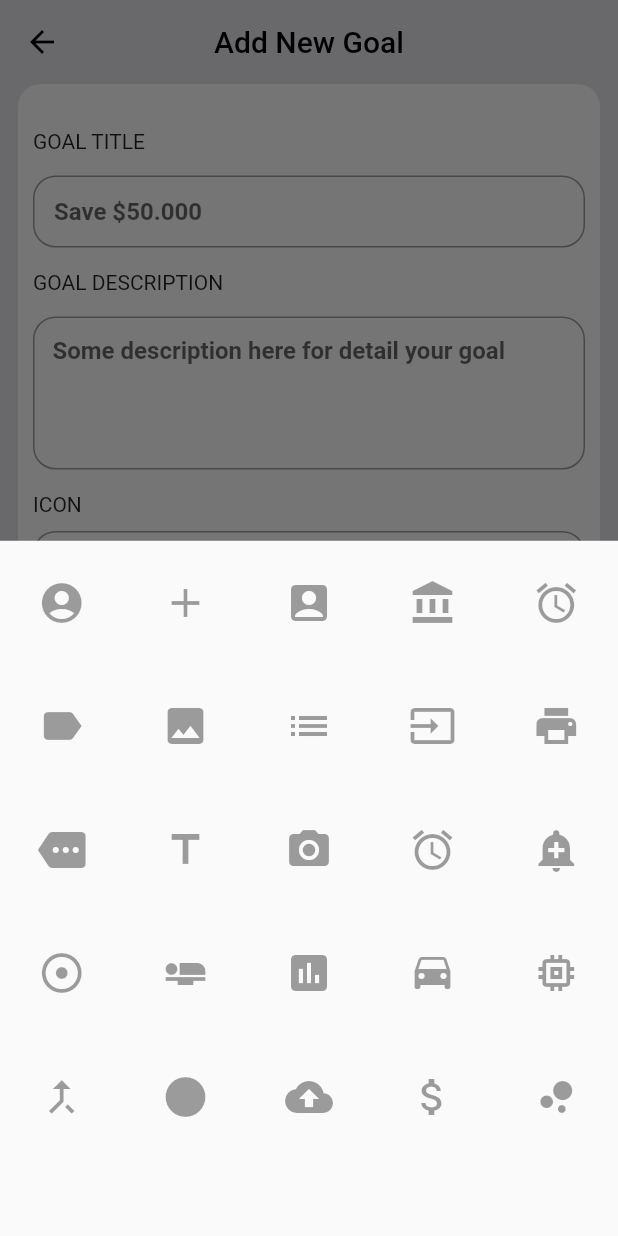
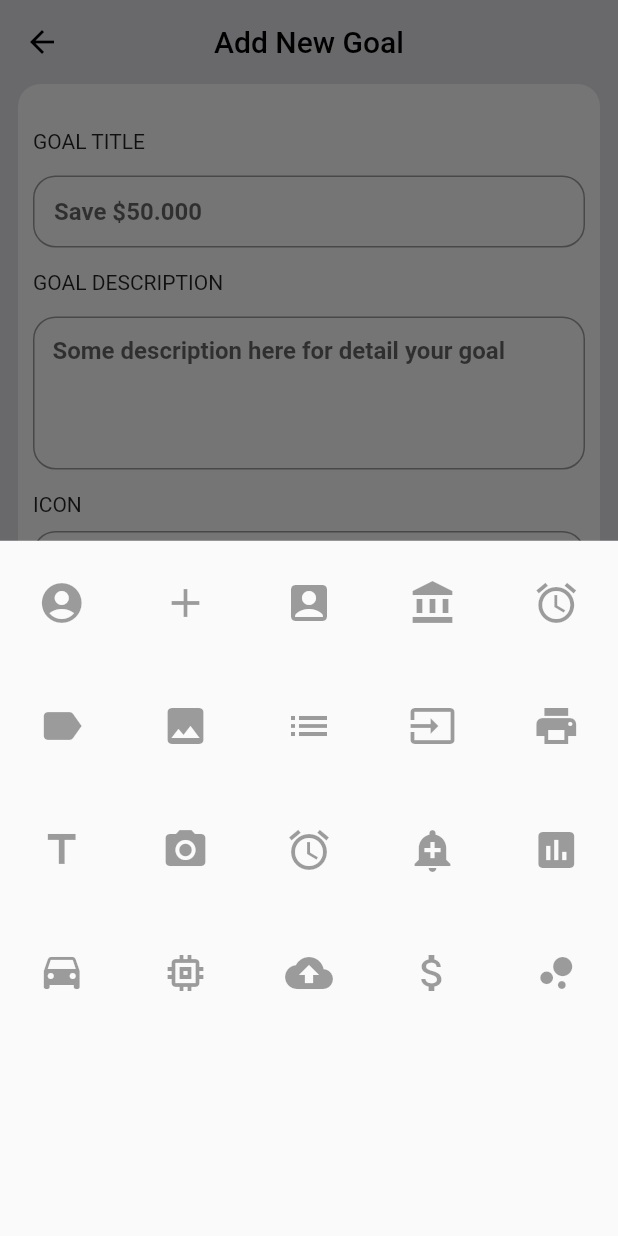
Before and after one commit to tientranzt/the_goal, a Flutter app: the AddGoal screen opened directly, after a tap on "Change", on a phone screen of 412 x 824 dp. Run offline on Flutter 3.47's test engine with Material 2 defaults, Android fonts, the phone set to English and light mode, and no system bars; our stand-ins replace image_picker.

Commit message:
fix remove first item from list not show rest items above

```diff
--- a/lib/models/goal_list_data.dart
+++ b/lib/models/goal_list_data.dart
@@ -4,7 +4,20 @@ import 'package:path_provider/path_provider.dart';
 import 'dart:io';
 
 class GoalListData extends ChangeNotifier {
-  List _goalList = [];
+  List _goalList = [
+    {
+      "text": "hello",
+      "decsText": "hello",
+      "icon": 1,
+      "color": 1,
+      "reminder": DateTime.now().toString(),
+      "dateExpected": DateTime.now().toString(),
+      "createDate": DateTime.now().toString(),
+      "reminder": DateTime.now().toString(),
+      "reminderContent": "The goal reminder !",
+      "isDone": 0
+    }
+  ];
 
   final List<Color> _colorData = [
     Colors.brown,
@@ -42,18 +55,13 @@ class GoalListData extends ChangeNotifier {
     Icons.list,
     Icons.input,
     Icons.print,
-    Icons.more,
     Icons.title,
     Icons.photo_camera,
     Icons.access_alarm,
     Icons.add_alert,
-    Icons.adjust,
-    Icons.airline_seat_flat,
     Icons.assessment,
     Icons.time_to_leave,
     Icons.memory,
-    Icons.call_merge,
-    Icons.brightness_1,
     Icons.backup,
     Icons.attach_money,
     Icons.bubble_chart,
@@ -72,7 +80,7 @@ class GoalListData extends ChangeNotifier {
   Future<File> writeListGoalToFile(List goalListData) async {
     final file = await _localFile;
     file.exists().then((value) {
-      if (value) file.createSync();
+      if (!value) file.createSync();
     });
     var jsonCode = jsonEncode(goalListData);
     return file.writeAsString('$jsonCode');
@@ -82,6 +90,7 @@ class GoalListData extends ChangeNotifier {
     try {
       final file = await _localFile;
       String contents = await file.readAsString();
+      _goalList = jsonDecode(contents);
       return jsonDecode(contents);
     } catch (e) {
       return [];
@@ -138,14 +147,16 @@ class GoalListData extends ChangeNotifier {
   }
 
   List get getGoalList {
-    readGoalList().then((value) {
-      _goalList = value;
-    });
+//    readGoalList().then((value) {
+//      _goalList = value;
+//    });
     return _goalList;
   }
 
   int get getLengthGoalList {
-    readGoalList().then((val) => _goalList = val);
+//    readGoalList().then((val) {
+//      _goalList = val;
+//    });
     return _goalList.length;
   }
 
--- a/lib/pages/home_page.dart
+++ b/lib/pages/home_page.dart
@@ -13,7 +13,7 @@ class HomePage extends StatelessWidget {
         titleSpacing: 0,
         backgroundColor: Color(0xFF396DF0),
         elevation: 0,
-        leading: LeadinguttonIcon(),
+        leading: LeadingButtonIcon(),
         title: Text('TheGoal'),
         actions: <Widget>[ActionIconButton()],
       ),
--- a/lib/widgets/addgoal/add_goal_container.dart
+++ b/lib/widgets/addgoal/add_goal_container.dart
@@ -110,6 +110,10 @@ class _AddGoalContainerState extends State<AddGoalContainer> {
       "reminder": reminder.toString(),
       "dateExpected": dateExpected.toString(),
       "createDate": DateTime.now().toString(),
+      "reminder": reminder.toString(),
+      "reminderContent": reminderConent.isEmpty
+          ? "The goal $textTitle reminder !"
+          : reminderConent,
       "isDone": 0
     };
     if (goal['text'].toString().isEmpty &&
--- a/lib/widgets/bottom_home_screen.dart
+++ b/lib/widgets/bottom_home_screen.dart
@@ -41,7 +41,10 @@ class BottomHomeScreen extends StatelessWidget {
                   color: snapshot.data[index]['color'],
                   icon: snapshot.data[index]['icon'],
                   isDone: snapshot.data[index]['isDone'],
-              );
+                  createDate: snapshot.data[index]['createDate'],
+                  dateExpected: snapshot.data[index]['dateExpected'],
+                  reminderContent: snapshot.data[index]['reminderContent'],
+                  dateReminder: snapshot.data[index]['reminder']);
             },
             itemCount: snapshot.data.length,
           ),
```
Also changed, not shown: lib/widgets/bottom_goal_title.dart (+48 -8 lines), lib/widgets/leading_icon_button.dart (+9 -3 lines). Lines whose indentation alone changed are shown as unchanged.
